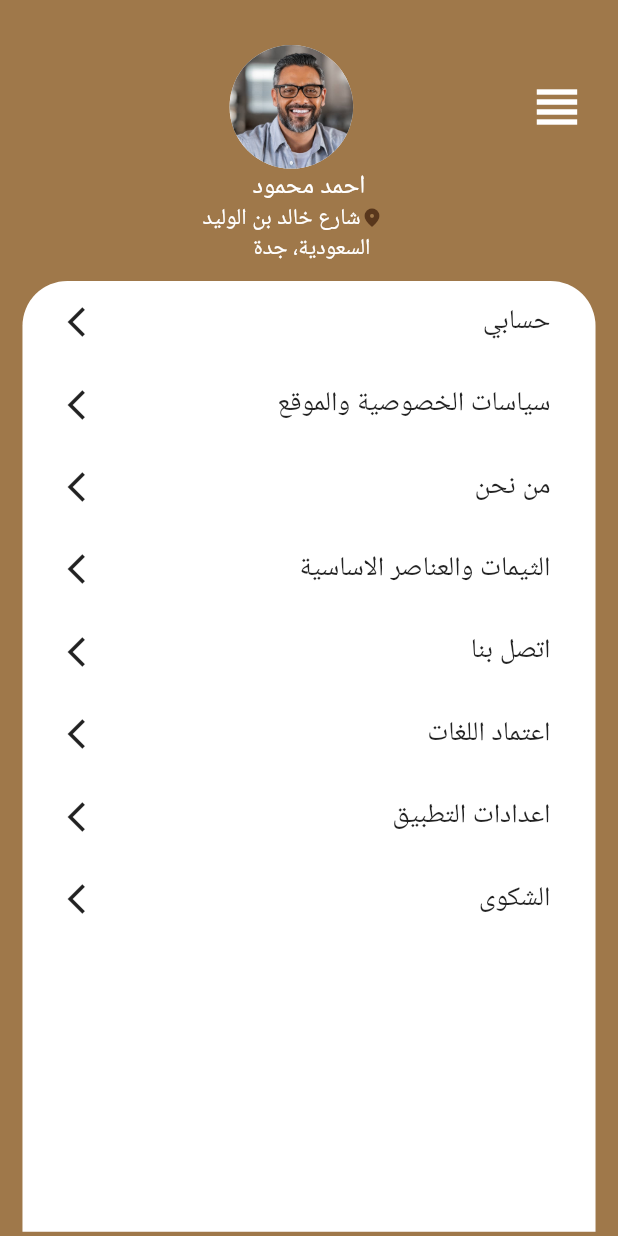
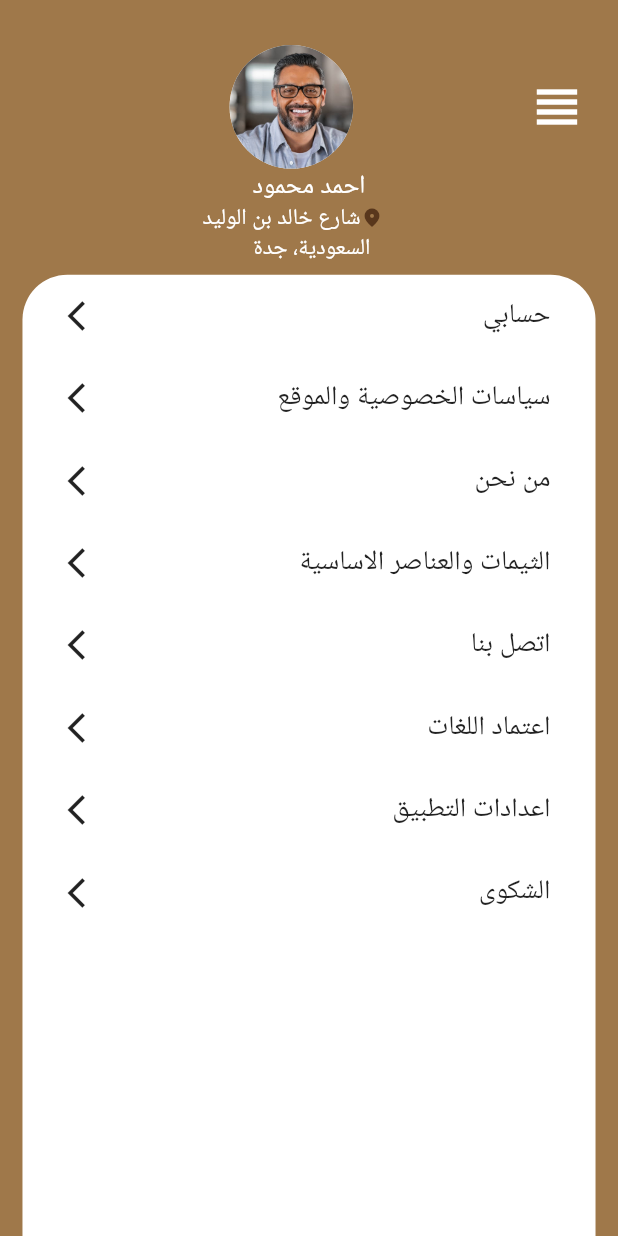
Before and after one commit to MOT3Z19/coffe, a Flutter app: the AdminProfile screen opened directly, on a phone screen of 412 x 824 dp. Run offline on Flutter 3.47's test engine with Material 2 defaults, Android fonts, the phone set to English and light mode, and no system bars; our stand-ins replace dotted_line, dropdown_button2, flutter_rating_bar, persistent_bottom_nav_bar.

Commit message:
update admin uis

```diff
--- a/lib/UserTypes/Admin/Screen/admin_profile.dart
+++ b/lib/UserTypes/Admin/Screen/admin_profile.dart
@@ -47,10 +47,10 @@ class _AdminProfileState extends State<AdminProfile> {
                 children: [
                   Container(
                     margin: EdgeInsets.only(
-                        top: size.height / 4.4,
+                        top: size.height / 4.5,
                         left: size.height / 55,
                         right: size.height / 55),
-                    height: size.height / 1.3,
+                    // height: size.height / 1.1,
                     decoration: const BoxDecoration(
                       color: Colors.white,
                       borderRadius: BorderRadius.only(
```
